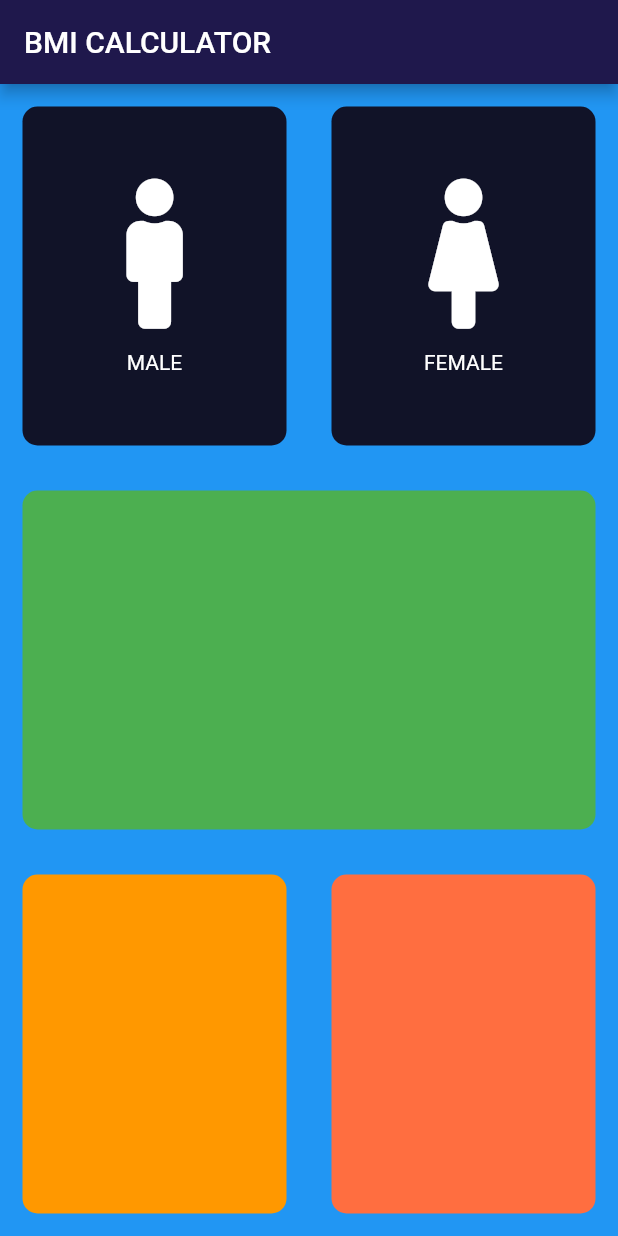
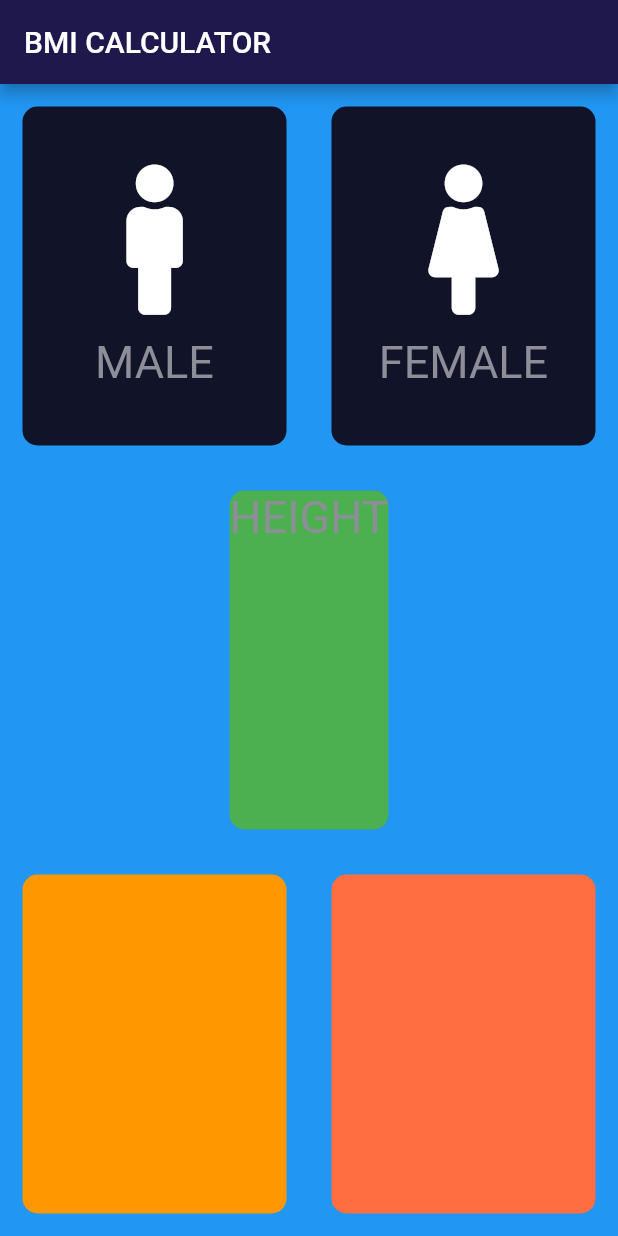
Before and after one commit to MariamTayyab/bmi_calculator, a Flutter app: the screen it shows after launch, on a phone screen of 412 x 824 dp. Run offline on Flutter 3.47's test engine with Material 2 defaults, Android fonts, the phone set to English and light mode, and no system bars; our stand-ins replace font_awesome_flutter.

Commit message:
lec 64(seperate constant file)

```diff
--- /dev/null
+++ b/lib/constantfile.dart
@@ -0,0 +1,9 @@
+import 'package:flutter/material.dart';
+
+const activeColor = Color(0xFF1D1E33);
+const deactiveColor = Color(0xFF111328);
+
+const klabelstyle=TextStyle(
+  fontSize: 30.0,
+  color: Color(0xFF8D8E98),
+);
--- a/lib/icontextfile.dart
+++ b/lib/icontextfile.dart
@@ -1,3 +1,4 @@
+import 'package:bmi_pratic_for_london/constantfile.dart';
 import 'package:flutter/material.dart';
 
 class RepeatTextAndIcon extends StatelessWidget {
@@ -18,6 +19,7 @@ class RepeatTextAndIcon extends StatelessWidget {
         ),
         Text(
           label,
+          style: klabelstyle,
 
         ),
       ],
--- a/lib/input_page.dart
+++ b/lib/input_page.dart
@@ -2,8 +2,8 @@ import 'package:font_awesome_flutter/font_awesome_flutter.dart';
 import 'package:flutter/material.dart';
 import 'icontextfile.dart';
 import 'containerfile.dart';
-const activeColor = Color(0xFF1D1E33);
-const deactiveColor = Color(0xFF111328);
+import 'constantfile.dart';
+
 enum Gender{
   male,
   female,
@@ -79,7 +79,13 @@ class _InputPageState extends State<InputPage> {
 
           Expanded(child:  RefactorContainerCode(
             Colors: Colors.green,
-          ),),
+            CardWidget: Column(
+                 children: [
+                   Text('HEIGHT',style: klabelstyle,),
+                 ],
+                ),
+              ),
+          ),
           Expanded(child:Row(
           children: [
           Expanded(child:  RefactorContainerCode(
```
